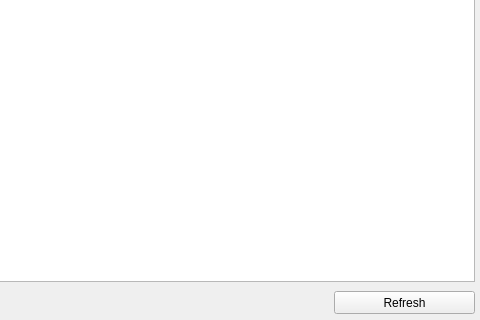
Qt form src/qt/forms/richlist.ui (shnurf/silkcoin) before a commit; both pictures show x 286 to 766 and y 189 to 509 of the 766 by 509 pixel window.
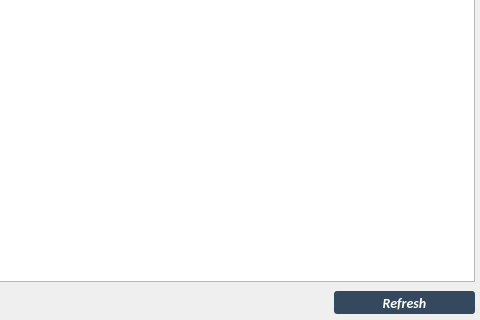
The same form after that commit.

The edit to the form file:
```diff
--- a/src/qt/forms/richlist.ui
+++ b/src/qt/forms/richlist.ui
@@ -65,6 +65,9 @@
      <height>23</height>
     </rect>
    </property>
+   <property name="styleSheet">
+    <string notr="true">background:#34495e;color:white;margin:0px;text-align:center;padding:2px;border-radius:3px;font-style:italic;width:100px;font-size:14px;font-family:calibri;font-weight:600;</string>
+   </property>
    <property name="text">
     <string>Refresh</string>
    </property>
```
